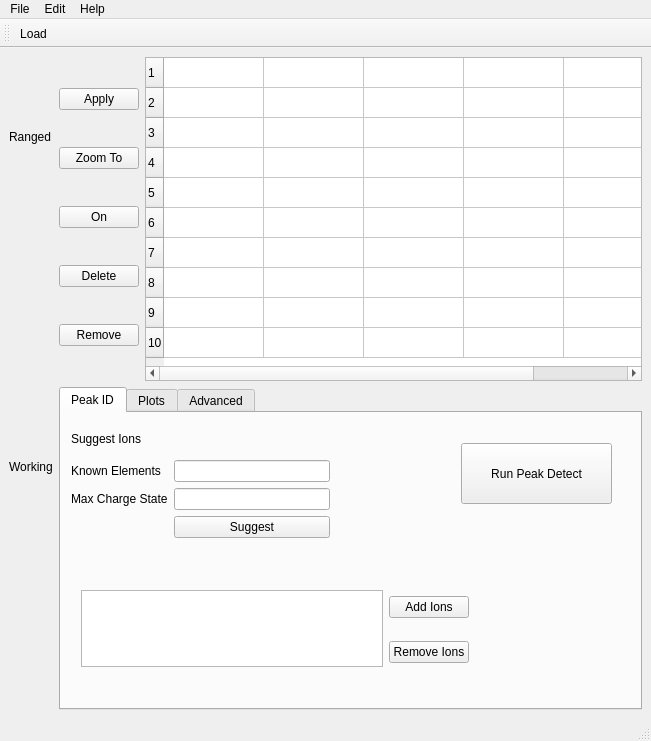
First picture: the form in mainwindow.ui, repository tanosaur/massreproduction, before the edit.
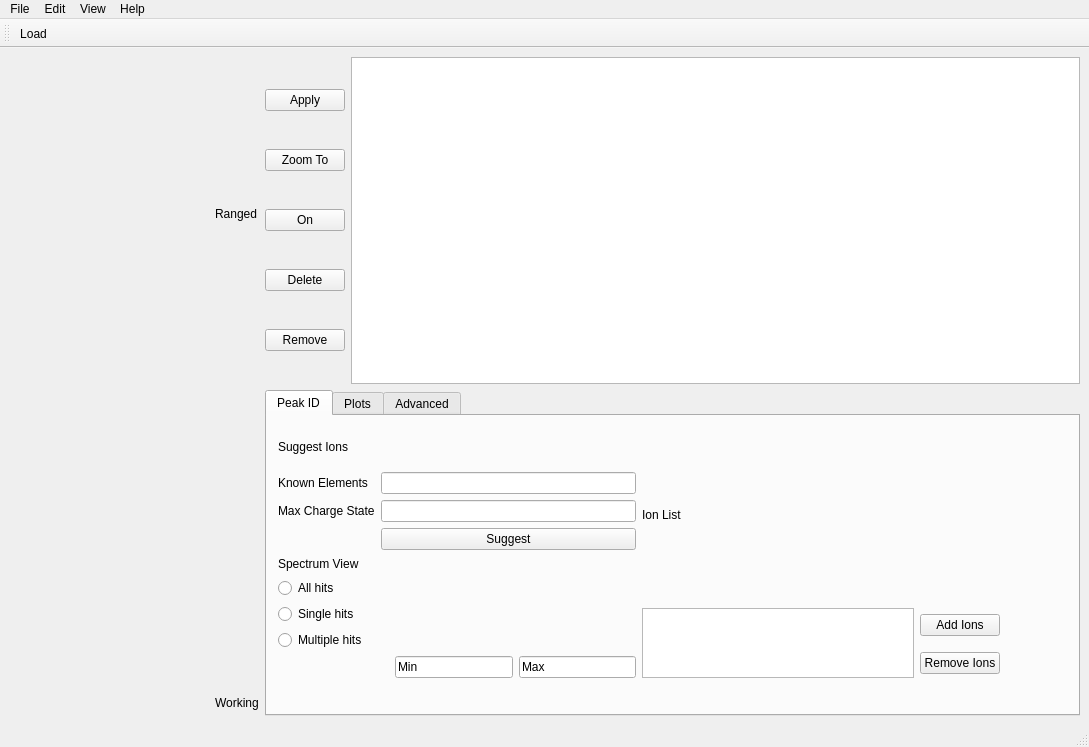
Second picture: the form after the edit. Icons and pictures are not drawn.

Commit message: Add ion to range table

```diff
--- a/mainwindow.ui
+++ b/mainwindow.ui
@@ -6,8 +6,8 @@
    <rect>
     <x>0</x>
     <y>0</y>
-    <width>651</width>
-    <height>741</height>
+    <width>1089</width>
+    <height>747</height>
    </rect>
   </property>
   <property name="windowTitle">
@@ -16,7 +16,34 @@
   <widget class="QWidget" name="centralwidget">
    <layout class="QGridLayout" name="gridLayout">
     <item row="0" column="0">
-     <layout class="QVBoxLayout" name="verticalLayout_2">
+     <layout class="QVBoxLayout" name="leftpanelLayout">
+      <item>
+       <spacer name="verticalSpacer">
+        <property name="orientation">
+         <enum>Qt::Vertical</enum>
+        </property>
+        <property name="sizeHint" stdset="0">
+         <size>
+          <width>20</width>
+          <height>70</height>
+         </size>
+        </property>
+       </spacer>
+      </item>
+      <item>
+       <widget class="QWidget" name="stackView" native="true">
+        <property name="minimumSize">
+         <size>
+          <width>200</width>
+          <height>200</height>
+         </size>
+        </property>
+       </widget>
+      </item>
+     </layout>
+    </item>
+    <item row="0" column="1">
+     <layout class="QVBoxLayout" name="rangedLayout">
       <item>
        <widget class="QLabel" name="ranged_Label">
         <property name="text">
@@ -29,8 +56,8 @@
       </item>
      </layout>
     </item>
-    <item row="0" column="1" rowspan="2">
-     <layout class="QVBoxLayout" name="verticalLayout_4">
+    <item row="0" column="2" rowspan="2">
+     <layout class="QVBoxLayout" name="rightpanelLayout">
       <item>
        <layout class="QHBoxLayout" name="horizontalLayout">
         <item>
@@ -76,43 +103,7 @@
          </layout>
         </item>
         <item>
-         <widget class="QTableWidget" name="tableWidget">
-          <property name="rowCount">
-           <number>10</number>
-          </property>
-          <property name="columnCount">
-           <number>5</number>
-          </property>
-          <attribute name="horizontalHeaderVisible">
-           <bool>false</bool>
-          </attribute>
-          <attribute name="horizontalHeaderCascadingSectionResizes">
-           <bool>true</bool>
-          </attribute>
-          <attribute name="horizontalHeaderMinimumSectionSize">
-           <number>4</number>
-          </attribute>
-          <row/>
-          <row/>
-          <row/>
-          <row/>
-          <row/>
-          <row/>
-          <row/>
-          <row/>
-          <row/>
-          <row/>
-          <column/>
-          <column/>
-          <column/>
-          <column/>
-          <column/>
-          <item row="0" column="0">
-           <property name="text">
-            <string/>
-           </property>
-          </item>
-         </widget>
+         <widget class="QTableView" name="rangedTable"/>
         </item>
        </layout>
       </item>
@@ -125,28 +116,19 @@
          <attribute name="title">
           <string>Peak ID</string>
          </attribute>
-         <widget class="QPushButton" name="runpeakdetectButton">
-          <property name="geometry">
-           <rect>
-            <x>400</x>
-            <y>30</y>
-            <width>151</width>
-            <height>61</height>
-           </rect>
-          </property>
-          <property name="text">
-           <string>Run Peak Detect</string>
-          </property>
-         </widget>
          <widget class="QWidget" name="layoutWidget">
           <property name="geometry">
            <rect>
-            <x>10</x>
-            <y>10</y>
-            <width>259</width>
-            <height>115</height>
+            <x>11</x>
+            <y>11</y>
+            <width>722</width>
+            <height>251</height>
            </rect>
           </property>
+          <layout class="QHBoxLayout" name="horizontalLayout_3">
+           <item>
+            <layout class="QVBoxLayout" name="verticalLayout_6">
+             <item>
           <layout class="QVBoxLayout" name="verticalLayout_5">
            <item>
             <widget class="QLabel" name="label_3">
@@ -191,34 +173,108 @@
             </layout>
            </item>
           </layout>
-         </widget>
-         <widget class="QWidget" name="layoutWidget">
-          <property name="geometry">
-           <rect>
-            <x>20</x>
-            <y>170</y>
-            <width>388</width>
-            <height>91</height>
-           </rect>
-          </property>
+             </item>
+             <item>
+              <layout class="QVBoxLayout" name="verticalLayout_4">
+               <item>
+                <widget class="QLabel" name="spectrumviewLabel">
+                 <property name="text">
+                  <string>Spectrum View</string>
+                 </property>
+                </widget>
+               </item>
+               <item>
+                <layout class="QVBoxLayout" name="verticalLayout_3">
+                 <item>
+                  <widget class="QRadioButton" name="allhitsRadioButton">
+                   <property name="text">
+                    <string>All hits</string>
+                   </property>
+                  </widget>
+                 </item>
+                 <item>
+                  <widget class="QRadioButton" name="singlehitsRadioButton">
+                   <property name="text">
+                    <string>Single hits</string>
+                   </property>
+                  </widget>
+                 </item>
+                 <item>
+                  <layout class="QVBoxLayout" name="verticalLayout_2">
+                   <item>
+                    <widget class="QRadioButton" name="multiplehitsRadioButton">
+                     <property name="text">
+                      <string>Multiple hits</string>
+                     </property>
+                    </widget>
+                   </item>
+                   <item>
+                    <layout class="QHBoxLayout" name="horizontalLayout_2">
+                     <item>
+                      <spacer name="horizontalSpacer">
+                       <property name="orientation">
+                        <enum>Qt::Horizontal</enum>
+                       </property>
+                       <property name="sizeHint" stdset="0">
+                        <size>
+                         <width>40</width>
+                         <height>20</height>
+                        </size>
+                       </property>
+                      </spacer>
+                     </item>
+                     <item>
+                      <widget class="QLineEdit" name="minhitsLineEdit">
+                       <property name="text">
+                        <string>Min</string>
+                       </property>
+                      </widget>
+                     </item>
+                     <item>
+                      <widget class="QLineEdit" name="maxhitsLineEdit">
+                       <property name="text">
+                        <string>Max</string>
+                       </property>
+                      </widget>
+                     </item>
+                    </layout>
+                   </item>
+                  </layout>
+                 </item>
+                </layout>
+               </item>
+              </layout>
+             </item>
+            </layout>
+           </item>
+           <item>
           <layout class="QGridLayout" name="gridLayout_3">
-           <item row="0" column="0" rowspan="2">
-            <widget class="QListView" name="listView"/>
-           </item>
-           <item row="0" column="1">
+             <item row="0" column="0">
+              <widget class="QLabel" name="ionlistLabel">
+               <property name="text">
+                <string>Ion List</string>
+               </property>
+              </widget>
+             </item>
+             <item row="1" column="1">
             <widget class="QPushButton" name="addionsButton">
              <property name="text">
               <string>Add Ions</string>
              </property>
             </widget>
            </item>
-           <item row="1" column="1">
+             <item row="2" column="1">
             <widget class="QPushButton" name="removeionsButton">
              <property name="text">
               <string>Remove Ions</string>
              </property>
             </widget>
            </item>
+             <item row="1" column="0" rowspan="2">
+              <widget class="QTreeView" name="ionlistTree"/>
+             </item>
+            </layout>
+           </item>
           </layout>
          </widget>
         </widget>
@@ -249,8 +305,8 @@
       </item>
      </layout>
     </item>
-    <item row="1" column="0">
-     <layout class="QVBoxLayout" name="verticalLayout_3">
+    <item row="1" column="1">
+     <layout class="QVBoxLayout" name="workingLayout">
       <item>
        <widget class="QLabel" name="working_Label">
         <property name="text">
@@ -270,7 +326,7 @@
     <rect>
      <x>0</x>
      <y>0</y>
-     <width>651</width>
+     <width>1089</width>
      <height>22</height>
     </rect>
    </property>
@@ -298,10 +354,17 @@
      <string>Edit</string>
     </property>
     <addaction name="actionUndo"/>
-    <addaction name="actionREdo"/>
+    <addaction name="actionRedo"/>
+   </widget>
+   <widget class="QMenu" name="menuView">
+    <property name="title">
+     <string>View</string>
+    </property>
+    <addaction name="actionHistory"/>
    </widget>
    <addaction name="menuFile"/>
    <addaction name="menuEdit"/>
+   <addaction name="menuView"/>
    <addaction name="menuHelp"/>
   </widget>
   <widget class="QStatusBar" name="statusbar"/>
```
Left out of the diff: 31 changed lines with no effect on the pictures. Lines whose indentation alone changed are shown as unchanged. The commit also changes 38 other files.
